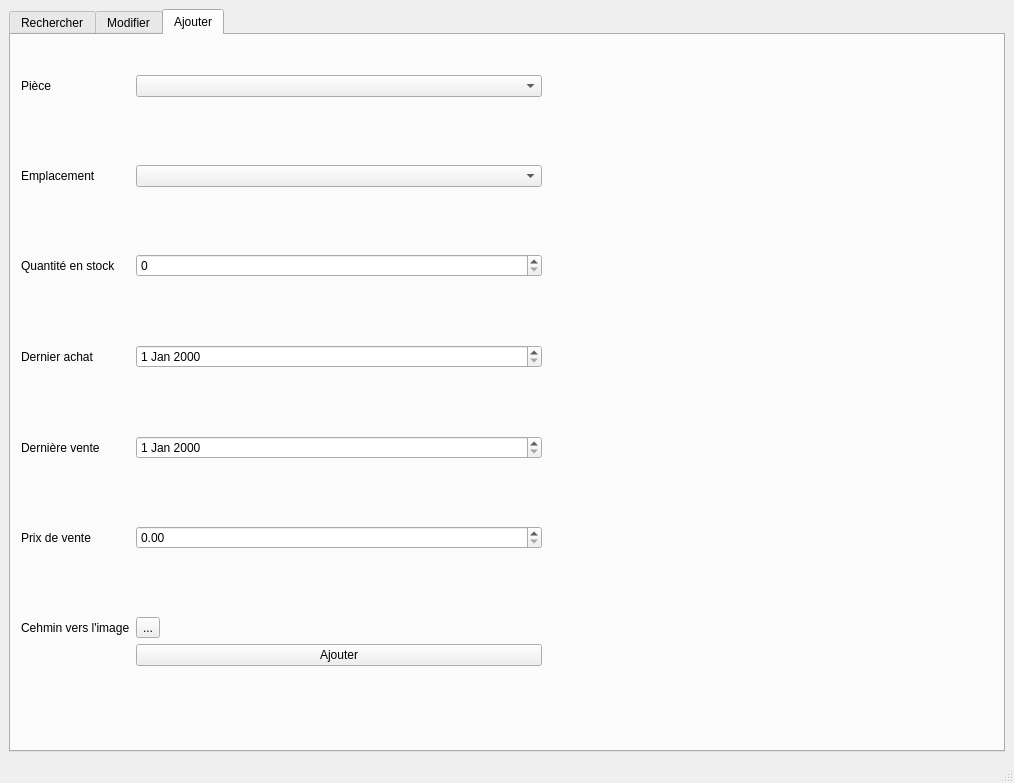
Old version of the form PyQt/Garage.ui in the repository alexhohn/projet_garage.
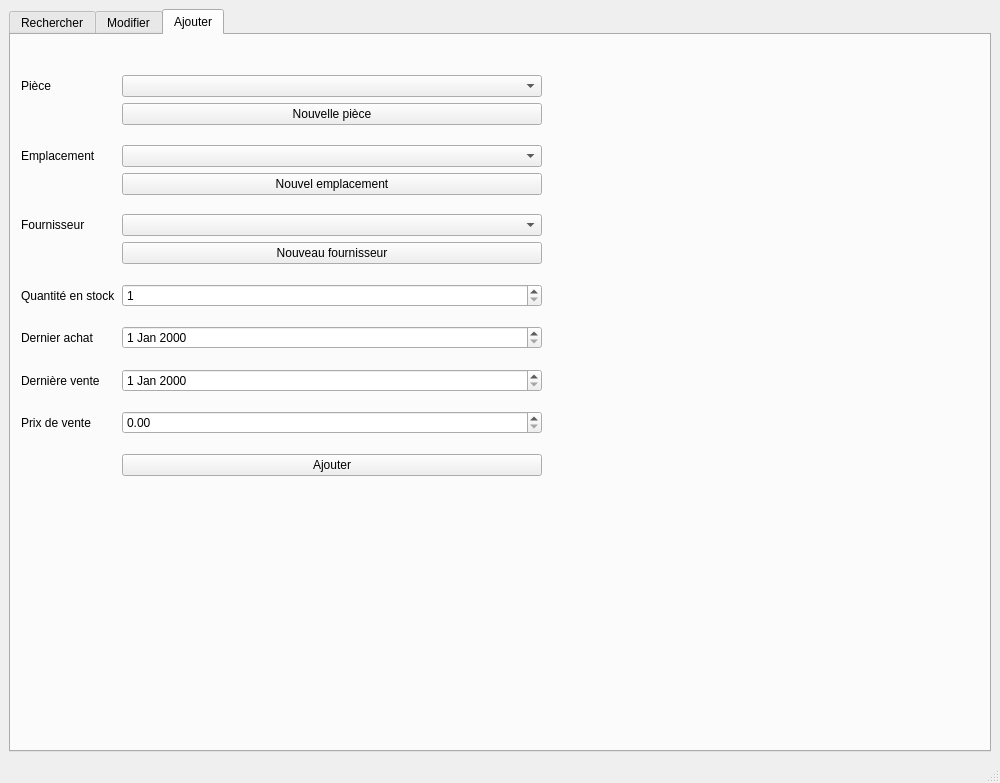
New version of the form.

```diff
--- a/PyQt/Garage.ui
+++ b/PyQt/Garage.ui
@@ -6,10 +6,22 @@
    <rect>
     <x>0</x>
     <y>0</y>
-    <width>1014</width>
+    <width>1000</width>
     <height>783</height>
    </rect>
   </property>
+  <property name="minimumSize">
+   <size>
+    <width>1000</width>
+    <height>783</height>
+   </size>
+  </property>
+  <property name="maximumSize">
+   <size>
+    <width>1000</width>
+    <height>783</height>
+   </size>
+  </property>
   <property name="windowTitle">
    <string>MainWindow</string>
   </property>
@@ -260,7 +272,7 @@
           <x>10</x>
           <y>40</y>
           <width>521</width>
-          <height>591</height>
+          <height>401</height>
          </rect>
         </property>
         <layout class="QFormLayout" name="formLayout">
@@ -274,17 +286,44 @@
          <item row="0" column="1">
           <widget class="QComboBox" name="comboBox_Piece"/>
          </item>
-         <item row="2" column="0">
-          <widget class="QLabel" name="label_3">
+         <item row="1" column="1">
+          <widget class="QPushButton" name="pushButton_newPiece">
            <property name="text">
-            <string>Emplacement</string>
+            <string>Nouvelle pièce</string>
            </property>
           </widget>
          </item>
          <item row="2" column="1">
-          <widget class="QComboBox" name="comboBox_Emplacement"/>
+          <spacer name="verticalSpacer">
+           <property name="orientation">
+            <enum>Qt::Vertical</enum>
+           </property>
+           <property name="sizeHint" stdset="0">
+            <size>
+             <width>20</width>
+             <height>40</height>
+            </size>
+           </property>
+          </spacer>
+         </item>
+         <item row="3" column="0">
+          <widget class="QLabel" name="label_3">
+           <property name="text">
+            <string>Emplacement</string>
+           </property>
+          </widget>
          </item>
          <item row="3" column="1">
+          <widget class="QComboBox" name="comboBox_Emplacement"/>
+         </item>
+         <item row="4" column="1">
+          <widget class="QPushButton" name="pushButton_NewEmplacement">
+           <property name="text">
+            <string>Nouvel emplacement</string>
+           </property>
+          </widget>
+         </item>
+         <item row="9" column="1">
           <spacer name="verticalSpacer_2">
            <property name="orientation">
             <enum>Qt::Vertical</enum>
@@ -297,17 +336,21 @@
            </property>
           </spacer>
          </item>
-         <item row="4" column="0">
+         <item row="10" column="0">
           <widget class="QLabel" name="label_2">
            <property name="text">
             <string>Quantité en stock</string>
            </property>
           </widget>
          </item>
-         <item row="4" column="1">
-          <widget class="QSpinBox" name="spinBox_Quantite"/>
+         <item row="10" column="1">
+          <widget class="QSpinBox" name="spinBox_Quantite">
+           <property name="minimum">
+            <number>1</number>
+           </property>
+          </widget>
          </item>
-         <item row="5" column="1">
+         <item row="11" column="1">
           <spacer name="verticalSpacer_3">
            <property name="orientation">
             <enum>Qt::Vertical</enum>
@@ -320,17 +363,17 @@
            </property>
           </spacer>
          </item>
-         <item row="6" column="0">
+         <item row="12" column="0">
           <widget class="QLabel" name="label_4">
            <property name="text">
             <string>Dernier achat</string>
            </property>
           </widget>
          </item>
-         <item row="6" column="1">
+         <item row="12" column="1">
           <widget class="QDateEdit" name="dateEdit_LastBuy"/>
          </item>
-         <item row="7" column="1">
+         <item row="13" column="1">
           <spacer name="verticalSpacer_4">
            <property name="orientation">
             <enum>Qt::Vertical</enum>
@@ -343,17 +386,17 @@
            </property>
           </spacer>
          </item>
-         <item row="8" column="0">
+         <item row="14" column="0">
           <widget class="QLabel" name="label_5">
            <property name="text">
             <string>Dernière vente</string>
            </property>
           </widget>
          </item>
-         <item row="8" column="1">
+         <item row="14" column="1">
           <widget class="QDateEdit" name="dateEdit_LastSell"/>
          </item>
-         <item row="9" column="1">
+         <item row="15" column="1">
           <spacer name="verticalSpacer_5">
            <property name="orientation">
             <enum>Qt::Vertical</enum>
@@ -366,17 +409,17 @@
            </property>
           </spacer>
          </item>
-         <item row="10" column="0">
+         <item row="16" column="0">
           <widget class="QLabel" name="label_6">
            <property name="text">
             <string>Prix de vente</string>
            </property>
           </widget>
          </item>
-         <item row="10" column="1">
+         <item row="16" column="1">
           <widget class="QDoubleSpinBox" name="doubleSpinBox_SellPrice"/>
          </item>
-         <item row="11" column="1">
+         <item row="17" column="1">
           <spacer name="verticalSpacer_6">
            <property name="orientation">
             <enum>Qt::Vertical</enum>
@@ -389,28 +432,32 @@
            </property>
           </spacer>
          </item>
-         <item row="12" column="0">
+         <item row="18" column="1">
+          <widget class="QPushButton" name="pushButton_AjouterArticle">
+           <property name="text">
+            <string>Ajouter</string>
+           </property>
+          </widget>
+         </item>
+         <item row="6" column="0">
           <widget class="QLabel" name="label_7">
            <property name="text">
-            <string>Cehmin vers l'image</string>
+            <string>Fournisseur</string>
            </property>
           </widget>
          </item>
-         <item row="12" column="1">
-          <widget class="QToolButton" name="toolButton">
-           <property name="minimumSize">
-            <size>
-             <width>23</width>
-             <height>0</height>
-            </size>
-           </property>
+         <item row="6" column="1">
+          <widget class="QComboBox" name="comboBox_Supplier"/>
+         </item>
+         <item row="7" column="1">
+          <widget class="QPushButton" name="pushButton_NewSupplier">
            <property name="text">
-            <string>...</string>
+            <string>Nouveau fournisseur</string>
            </property>
           </widget>
          </item>
-         <item row="1" column="1">
-          <spacer name="verticalSpacer">
+         <item row="5" column="1">
+          <spacer name="verticalSpacer_7">
            <property name="orientation">
             <enum>Qt::Vertical</enum>
            </property>
@@ -422,13 +469,6 @@
            </property>
           </spacer>
          </item>
-         <item row="13" column="1">
-          <widget class="QPushButton" name="pushButton_Ajouter">
-           <property name="text">
-            <string>Ajouter</string>
-           </property>
-          </widget>
-         </item>
         </layout>
        </widget>
       </widget>
```
Left out of the diff: 99 changed lines with no effect on the pictures. Lines whose indentation alone changed are shown as unchanged.
